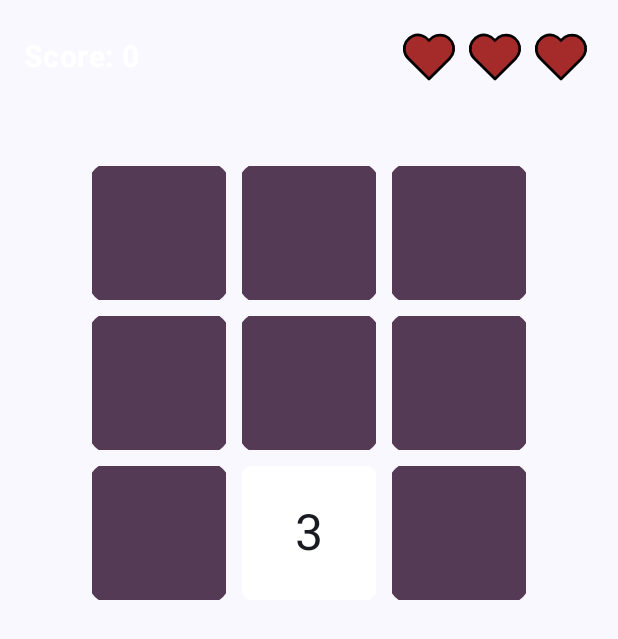
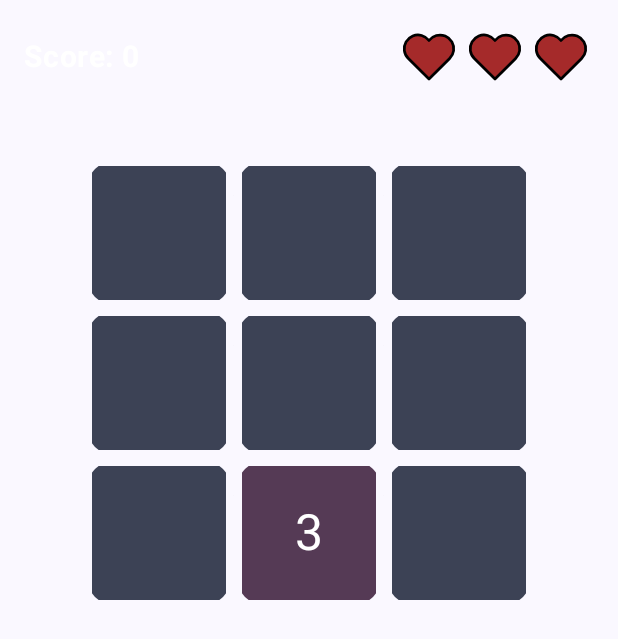
Before and after one commit to JosenRomero/MultiplesOfThree, an Android app built with Jetpack Compose: the screen it shows after launch (MainActivity), after a tap on "Play", on a phone screen of 412 x 824 dp. Shown: the top 639 px of the screen. Run offline under Robolectric (Android 15) with nearby library versions, the phone set to English and light mode, and no system bars; our stand-ins replace Dagger/Hilt's generated code, Room's generated code.

Commit message:
change Theme

```diff
--- a/app/src/main/java/com/josenromero/multiplesofthree/ui/main/components/Board.kt
+++ b/app/src/main/java/com/josenromero/multiplesofthree/ui/main/components/Board.kt
@@ -63,7 +63,7 @@ fun TableCell(
             .width(100.dp)
             .height(100.dp)
             .background(
-                color = if (emptyCell) MaterialTheme.colorScheme.tertiary else MaterialTheme.colorScheme.onSecondary,
+                color = if (emptyCell) MaterialTheme.colorScheme.secondary else MaterialTheme.colorScheme.tertiary,
                 shape = RoundedCornerShape(25.dp)
             )
             .border(
@@ -76,6 +76,7 @@ fun TableCell(
     ) {
         Text(
             text = if (emptyCell) "" else item.toString(),
+            color = MaterialTheme.colorScheme.onSecondary,
             fontSize = 33.sp
         )
     }
--- a/app/src/main/java/com/josenromero/multiplesofthree/ui/theme/Color.kt
+++ b/app/src/main/java/com/josenromero/multiplesofthree/ui/theme/Color.kt
@@ -2,10 +2,10 @@ package com.josenromero.multiplesofthree.ui.theme
 
 import androidx.compose.ui.graphics.Color
 
-val primaryLight = Color(0xFF8F7A66)
-val onPrimaryLight = Color(0xFFEEE4DA)
-val secondaryLight = Color(0xFFBBADA0)
-val onSecondaryLight = Color(0xFFEEE4DA)
-val tertiaryLight = Color(0xFFCDC1B4)
-val onTertiaryLight = Color(0xFF776E65)
-val backgroundLight = Color(0xFFFAF8EF)
+val primaryDark = Color(0xFF76ABAE)
+val onPrimaryDark = Color(0xFFFFFFFF)
+val secondaryDark = Color(0xFF31363F)
+val onSecondaryDark = Color(0xFFFFFFFF)
+val tertiaryDark = Color(0xFF222831)
+val onTertiaryDark = Color(0xFFFFFFFF)
+val backgroundDark = Color(0xFF121212)
--- a/app/src/main/java/com/josenromero/multiplesofthree/ui/theme/Theme.kt
+++ b/app/src/main/java/com/josenromero/multiplesofthree/ui/theme/Theme.kt
@@ -16,23 +16,23 @@ import androidx.compose.ui.platform.LocalView
 import androidx.core.view.WindowCompat
 
 private val DarkColorScheme = darkColorScheme(
-    primary = primaryLight,
-    onPrimary = onPrimaryLight,
-    secondary = secondaryLight,
-    onSecondary = onSecondaryLight,
-    tertiary = tertiaryLight,
-    onTertiary = onTertiaryLight,
-    background = backgroundLight,
+    primary = primaryDark,
+    onPrimary = onPrimaryDark,
+    secondary = secondaryDark,
+    onSecondary = onSecondaryDark,
+    tertiary = tertiaryDark,
+    onTertiary = onTertiaryDark,
+    background = backgroundDark,
 )
 
 private val LightColorScheme = lightColorScheme(
-    primary = primaryLight,
-    onPrimary = onPrimaryLight,
-    secondary = secondaryLight,
-    onSecondary = onSecondaryLight,
-    tertiary = tertiaryLight,
-    onTertiary = onTertiaryLight,
-    background = backgroundLight,
+    primary = primaryDark,
+    onPrimary = onPrimaryDark,
+    secondary = secondaryDark,
+    onSecondary = onSecondaryDark,
+    tertiary = tertiaryDark,
+    onTertiary = onTertiaryDark,
+    background = backgroundDark,
 )
 
 @Composable
```
